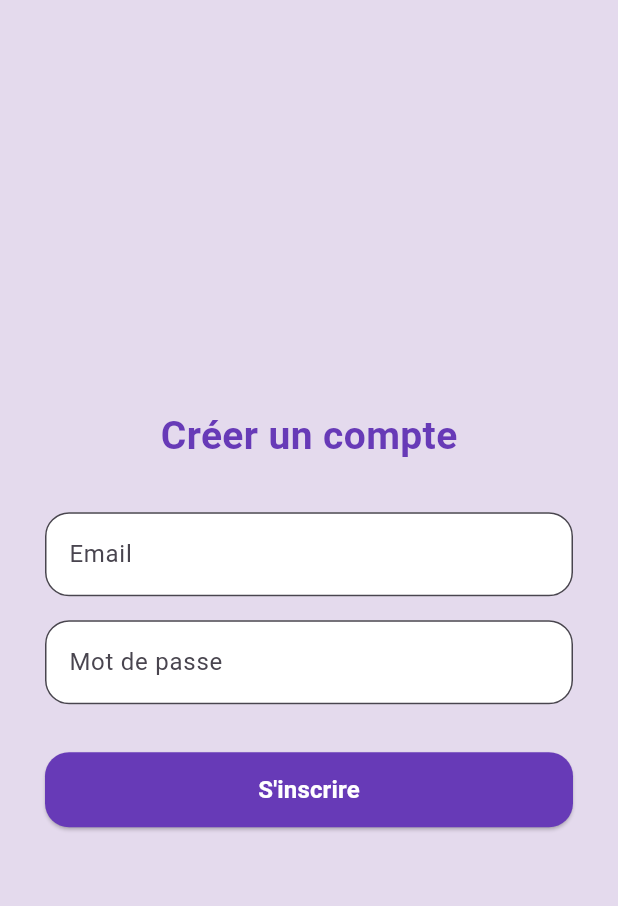
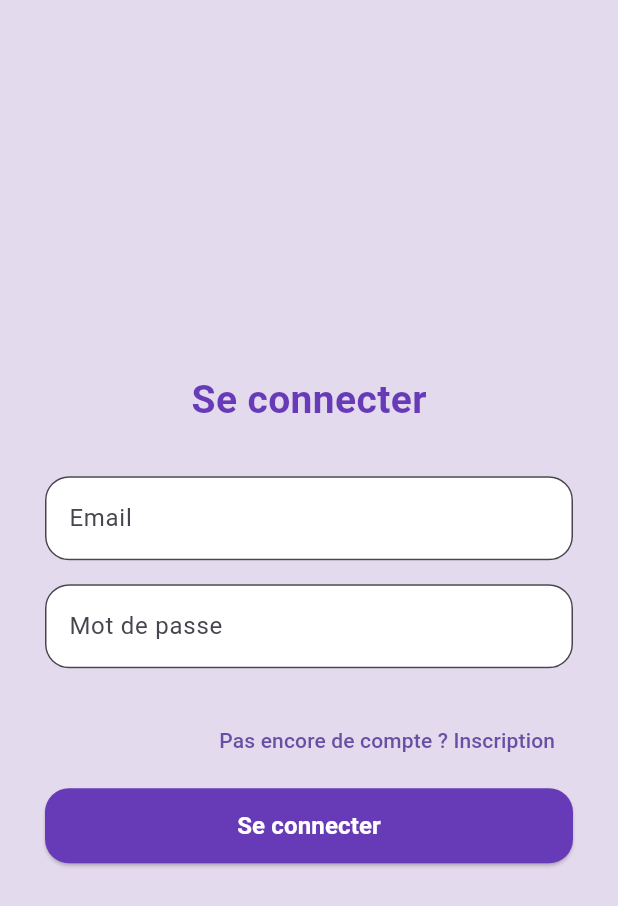
Before and after one commit to Xantos07/Revato-Flutter, a Flutter app: the screen it shows after launch, on a phone screen of 412 x 824 dp. Shown: the top 906 px of the screen. Run offline on Flutter 3.47's test engine with Material 3 defaults, Android fonts, the phone set to English and light mode, and no system bars; our stand-ins replace flutter_secure_storage.

Commit message:
✨Login Page and correction JWT storage

```diff
--- a/app/lib/SplashScreen.dart
+++ b/app/lib/SplashScreen.dart
@@ -18,13 +18,13 @@ class _SplashScreenState extends State<SplashScreen> {
   }
 
   Future<void> _checkAuth() async {
-    await Future.delayed(const Duration(seconds: 2)); // Simule le chargement
-    final token = await _storage.read(key: 'jwt_token');
+    await Future.delayed(const Duration(seconds: 2));
+    final token = await _storage.read(key: 'jwt');
 
     if (token != null) {
       Navigator.pushReplacementNamed(context, '/home');
     } else {
-      Navigator.pushReplacementNamed(context, '/register');
+      Navigator.pushReplacementNamed(context, '/login');
     }
   }
 
--- a/app/lib/app.dart
+++ b/app/lib/app.dart
@@ -1,6 +1,7 @@
 import 'package:flutter/material.dart';
 import 'SplashScreen.dart';
 import '../views/register_screen.dart';
+import '../views/login_screen.dart';
 import 'home_scaffold.dart';
 
 class CarrouselReveApp extends StatelessWidget {
@@ -17,6 +18,7 @@ class CarrouselReveApp extends StatelessWidget {
       initialRoute: '/',
       routes: {
         '/': (context) => const SplashScreen(),
+        '/login': (context) => const LoginScreen(),
         '/register': (context) => RegisterScreen(),
         '/home': (context) => const HomeScaffold(),
       },
--- /dev/null
+++ b/app/lib/views/login_screen.dart
@@ -0,0 +1,128 @@
+// lib/screens/login_screen.dart
+import 'package:flutter/material.dart';
+import '../controller/login_controller.dart';
+
+class LoginScreen extends StatefulWidget {
+  const LoginScreen({super.key});
+
+  @override
+  State<LoginScreen> createState() => _LoginScreenState();
+}
+
+class _LoginScreenState extends State<LoginScreen> {
+  final TextEditingController emailController    = TextEditingController();
+  final TextEditingController passwordController = TextEditingController();
+  final AuthController       _authService           = AuthController();
+
+  bool isLoading = false;
+
+  void _handleLogin() async {
+    setState(() => isLoading = true);
+
+    final success = await _authService.login(
+      emailController.text.trim(),
+      passwordController.text,
+    );
+
+    setState(() => isLoading = false);
+
+    if (success) {
+      ScaffoldMessenger.of(context).showSnackBar(
+        const SnackBar(content: Text("✅ Connexion réussie")),
+      );
+      await Future.delayed(const Duration(milliseconds: 500));
+      Navigator.pushReplacementNamed(context, '/home');
+    } else {
+      ScaffoldMessenger.of(context).showSnackBar(
+        const SnackBar(content: Text("❌ Email ou mot de passe incorrect")),
+      );
+    }
+  }
+
+  @override
+  Widget build(BuildContext context) {
+    return Scaffold(
+      body: Center(
+        child: ConstrainedBox(
+          constraints: const BoxConstraints(maxWidth: 400),
+          child: Padding(
+            padding: const EdgeInsets.all(24.0),
+            child: Column(
+              mainAxisAlignment: MainAxisAlignment.center,
+              children: [
+                Text(
+                  "Se connecter",
+                  style: TextStyle(
+                    fontSize: 26,
+                    fontWeight: FontWeight.bold,
+                    color: Colors.deepPurple,
+                  ),
+                ),
+                const SizedBox(height: 32),
+                TextField(
+                  controller: emailController,
+                  keyboardType: TextInputType.emailAddress,
+                  decoration: InputDecoration(
+                    labelText: "Email",
+                    filled: true,
+                    fillColor: Colors.white,
+                    border: OutlineInputBorder(
+                      borderRadius: BorderRadius.circular(16),
+                    ),
+                  ),
+                ),
+                const SizedBox(height: 16),
+                TextField(
+                  controller: passwordController,
+                  obscureText: true,
+                  decoration: InputDecoration(
+                    labelText: "Mot de passe",
+                    filled: true,
+                    fillColor: Colors.white,
+                    border: OutlineInputBorder(
+                      borderRadius: BorderRadius.circular(16),
+                    ),
+                  ),
+                ),
+                const SizedBox(height: 24),
+                Align(
+                  alignment: Alignment.centerRight,
+                  child: TextButton(
+                    onPressed: () {
+                      Navigator.pushReplacementNamed(context, '/register');
+                    },
+                    child: const Text("Pas encore de compte ? Inscription"),
+                  ),
+                ),
+                const SizedBox(height: 8),
+                SizedBox(
+                  width: double.infinity,
+                  height: 50,
+                  child: ElevatedButton(
+                    onPressed: isLoading ? null : _handleLogin,
+                    style: ElevatedButton.styleFrom(
+                      backgroundColor: Colors.deepPurple,
+                      shape: RoundedRectangleBorder(
+                        borderRadius: BorderRadius.circular(16),
+                      ),
+                    ),
+                    child: isLoading
+                        ? const CircularProgressIndicator(color: Colors.white)
+                        : const Text(
+                      "Se connecter",
+                      style: TextStyle(
+                        fontSize: 16,
+                        fontWeight: FontWeight.bold,
+                        color: Colors.white,
+                      ),
+                    ),
+                  ),
+                ),
+              ],
+            ),
+          ),
+        ),
+      ),
+    );
+  }
+}
```
